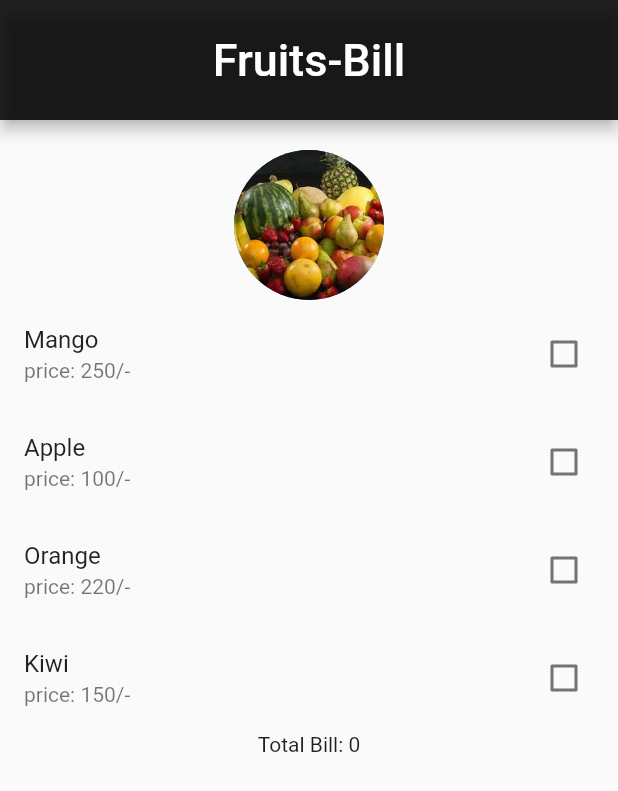
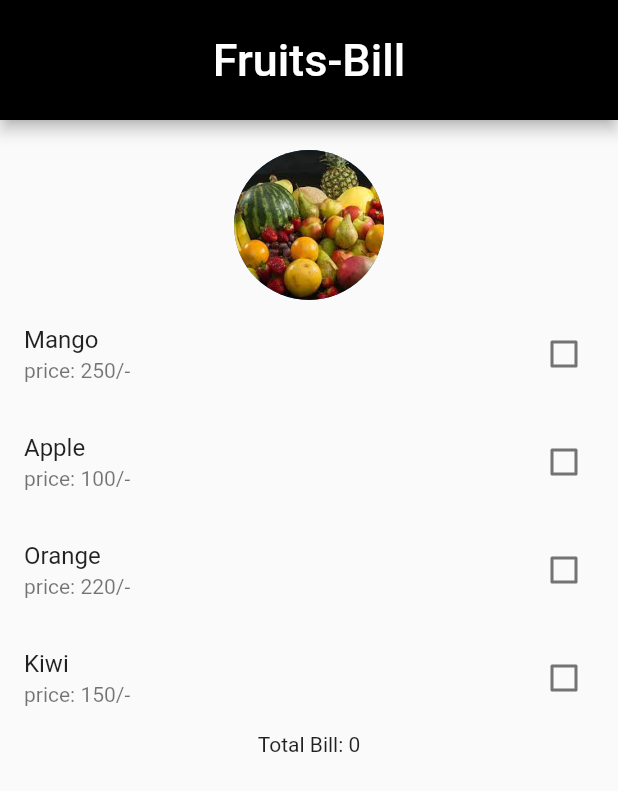
Before and after one commit to krupadhanani/zometobill_getx, a Flutter app: the screen it shows after launch, on a phone screen of 412 x 824 dp. Shown: the top 791 px of the screen. Run offline on Flutter 3.47's test engine with Material 2 defaults, Android fonts, the phone set to English and light mode, and no system bars; our stand-ins replace get.

Commit message:
Initial commit

```diff
--- a/lib/first.dart
+++ b/lib/first.dart
@@ -12,7 +12,7 @@ class first extends StatelessWidget {
       appBar: AppBar(
         toolbarHeight: 80,
         centerTitle: true,
-        backgroundColor: Colors.black87,
+        backgroundColor: Colors.black,
         title:Text("Fruits-Bill",style: TextStyle(fontSize: 30),),
       ),
       body: SafeArea(
```
